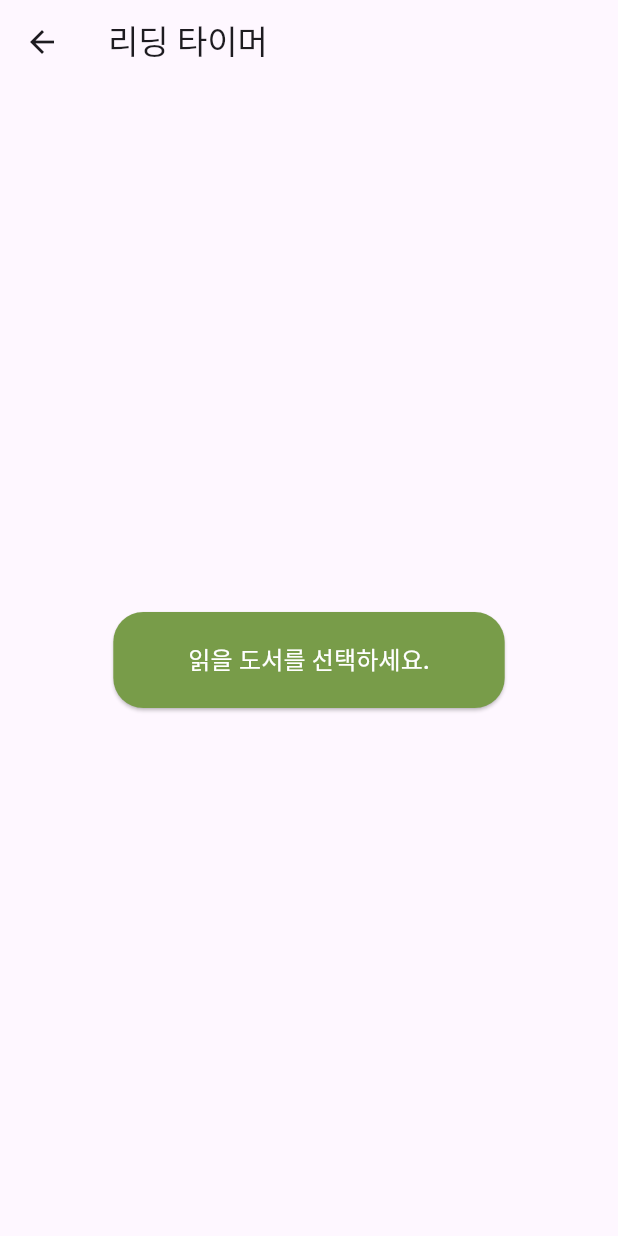
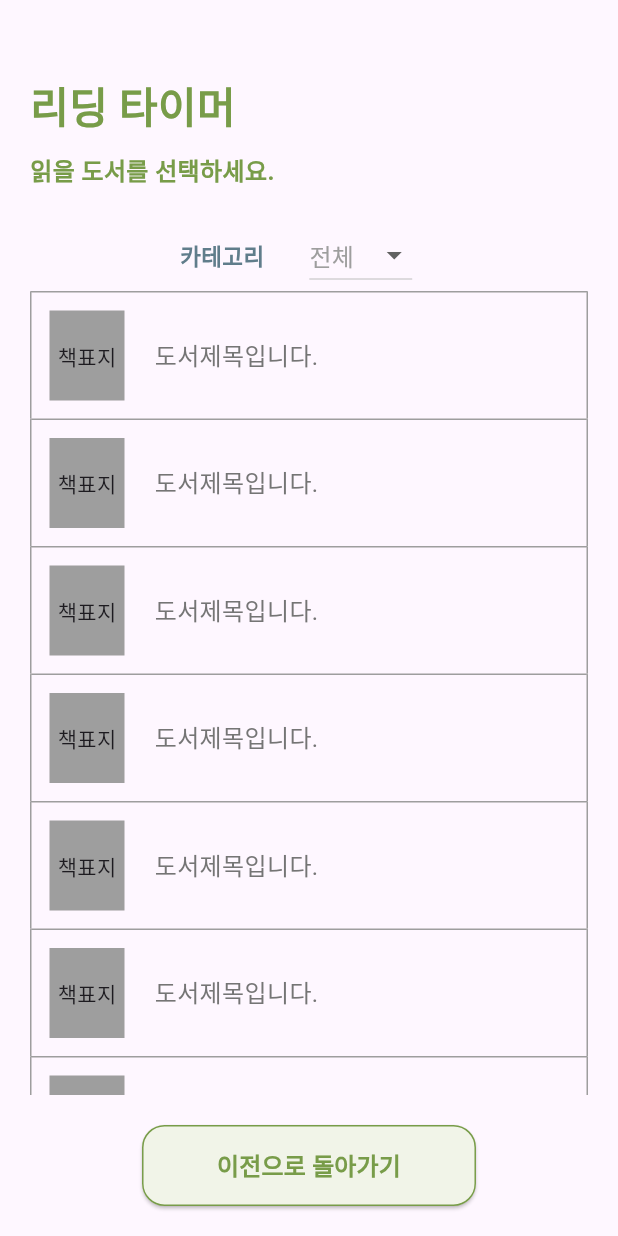
Before and after one commit to yangseoh22/capstone_bookgrow_App, a Flutter app: the ReadingSelectionPage1 screen opened directly, on a phone screen of 412 x 824 dp. Run offline on Flutter 3.47's test engine with Material 3 defaults, Android fonts, the phone set to English and light mode, and no system bars; our stand-ins replace camera, get, logger; missing offline and left inert: barcode_scan2.

Commit message:
TASK #11 : 리딩타이머 - 도서선택1 구현

```diff
--- a/lib/reading/reading_selection1.dart
+++ b/lib/reading/reading_selection1.dart
@@ -1,32 +1,138 @@
 import 'package:flutter/material.dart';
 import 'reading_selection2.dart';
 
-class ReadingSelectionPage1 extends StatelessWidget {
+class ReadingSelectionPage1 extends StatefulWidget {
+  @override
+  _ReadingSelectionPage1State createState() => _ReadingSelectionPage1State();
+}
+
+class _ReadingSelectionPage1State extends State<ReadingSelectionPage1> {
+  List<String> categories = ['전체', '소설', '비소설', '과학', '기타'];
+  String dropdownValue = '전체';
+
   @override
   Widget build(BuildContext context) {
     return Scaffold(
-      appBar: AppBar(
-        title: Text('리딩 타이머'),
+      body: Padding(
+        padding: const EdgeInsets.all(20.0),
+        child: Column(
+          crossAxisAlignment: CrossAxisAlignment.start,
+          children: [
+            SizedBox(height: 30),
+            Text(
+              '리딩 타이머',
+              style: TextStyle(
+                color: Color(0xFF789C49), // 초록색 텍스트
+                fontSize: 28,
+                fontWeight: FontWeight.bold,
               ),
-      body: Center(
+            ),
+            SizedBox(height: 10),
+            Text(
+              '읽을 도서를 선택하세요.',
+              style: TextStyle(
+                fontSize: 16,
+                fontWeight: FontWeight.bold,
+                color: Color(0xFF789C49),
+              ),
+            ),
+            SizedBox(height: 20),
+            Row(
+              children: [
+                SizedBox(width: 100),
+                Text(
+                  '카테고리',
+                  style: TextStyle(
+                    color: Colors.blueGrey,
+                    fontSize: 15,
+                    fontWeight: FontWeight.bold,
+                  ),
+                ),
+                SizedBox(width: 30),
+                DropdownButton<String>(
+                  value: dropdownValue,
+                  icon: Icon(Icons.arrow_drop_down),
+                  items: categories.map<DropdownMenuItem<String>>((String value) {
+                    return DropdownMenuItem<String>(
+                      value: value,
+                      child: Text(
+                        value,
+                        style: TextStyle(color: Colors.grey),
+                      ),
+                    );
+                  }).toList(),
+                  onChanged: (String? newValue) {
+                    setState(() {
+                      dropdownValue = newValue!;
+                    });
+                  },
+                ),
+              ],
+            ),
+            Expanded(
+              child: ListView.builder(
+                itemCount: 10, // 도서 목록 수 예시
+                itemBuilder: (context, index) {
+                  return Container(
+                    decoration: BoxDecoration(
+                      border: Border(
+                        top: BorderSide(color: Colors.grey), // 위쪽 테두리
+                        left: BorderSide(color: Colors.grey), // 왼쪽 테두리
+                        right: BorderSide(color: Colors.grey), // 오른쪽 테두리
+                      ),
+                    ),
+                    child: Padding(
+                      padding: const EdgeInsets.all(12.0), // 내부 여백
+                      child: Row(
+                        children: [
+                          Container(
+                            width: 50,
+                            height: 60,
+                            color: Colors.grey, // 책 표지 위치
+                            child: Center(child: Text('책표지')),
+                          ),
+                          SizedBox(width: 20),
+                          Expanded(
+                            child: Text(
+                              '도서제목입니다.',
+                              style: TextStyle(
+                                fontSize: 16,
+                                color: Colors.grey[600],
+                              ),
+                            ),
+                          ),
+                        ],
+                      ),
+                    ),
+                  );
+                },
+              ),
+            ),
+            SizedBox(height: 20),
+            Center(
               child: ElevatedButton(
                 onPressed: () {
-            Navigator.push(
-              context,
-              MaterialPageRoute(builder: (context) => ReadingSelectionPage2()),
-            );
+                  Navigator.pop(context);
                 },
                 style: ElevatedButton.styleFrom(
-            padding: EdgeInsets.symmetric(horizontal: 50, vertical: 20),
-            backgroundColor: Color(0xFF789C49),
+                  padding: EdgeInsets.symmetric(horizontal: 50, vertical: 15),
+                  backgroundColor: Color(0xFFF1F4E8),
+                  side: BorderSide(color: Color(0xFF789C49)),
                   shape: RoundedRectangleBorder(
-              borderRadius: BorderRadius.circular(20.0),
+                    borderRadius: BorderRadius.circular(15.0),
                   ),
                 ),
                 child: Text(
-            '읽을 도서를 선택하세요.',
-            style: TextStyle(fontSize: 16, color: Colors.white),
+                  '이전으로 돌아가기',
+                  style: TextStyle(
+                    color: Color(0xFF789C49),
+                    fontWeight: FontWeight.bold,
+                    fontSize: 16,
                   ),
+                ),
+              ),
+            ),
+          ],
         ),
       ),
     );
```
Lines whose indentation alone changed are shown as unchanged.
